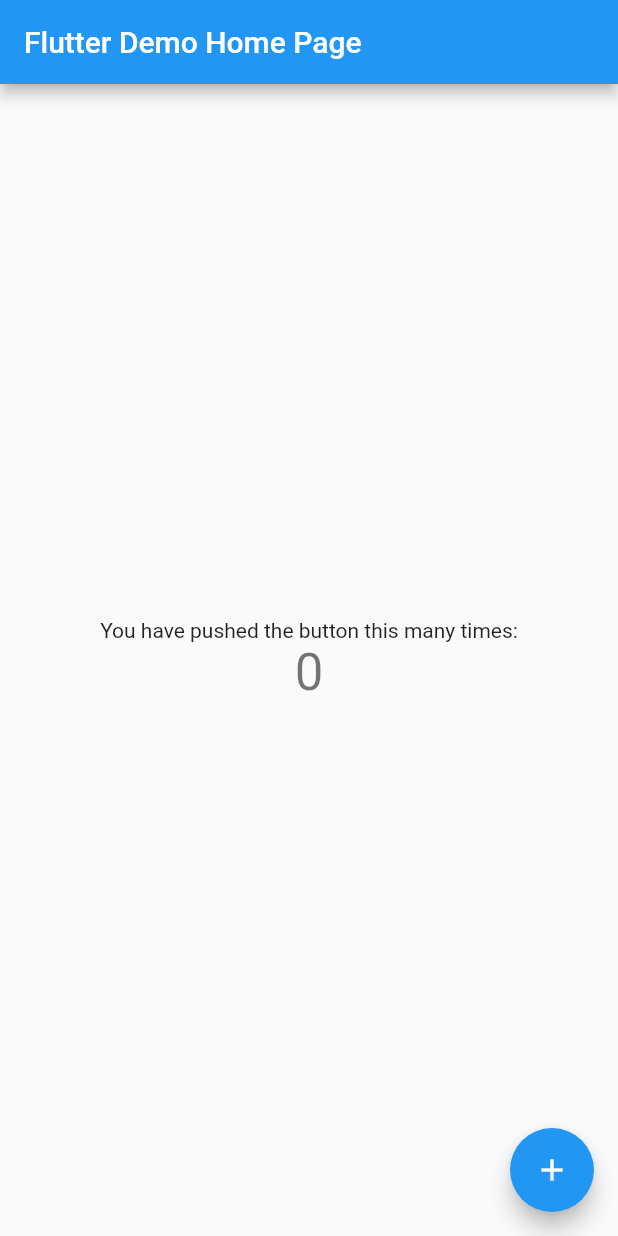
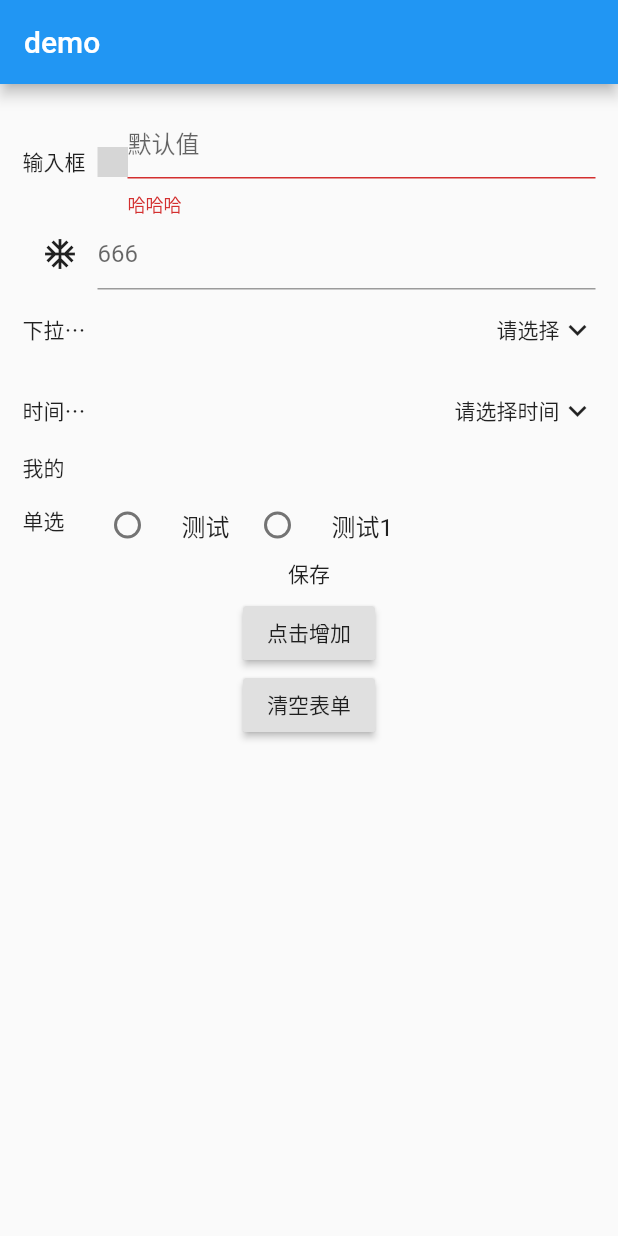
Before and after one commit to EightDoor/form, a Flutter app: the screen it shows after launch, on a phone screen of 412 x 824 dp. Run offline on Flutter 3.47's test engine with Material 2 defaults, Android fonts, the phone set to English and light mode, and no system bars; our stand-ins replace flutter_easyloading, flutter_svg, logger; missing offline and left inert: flustars, flutter_pickers; grey boxes are pictures that could not be loaded.

Commit message:
feat: demo

```diff
--- a/example/lib/main.dart
+++ b/example/lib/main.dart
@@ -1,113 +1,147 @@
 import 'package:flutter/material.dart';
+import 'package:zkform/form.dart';
 
 void main() {
   runApp(MyApp());
 }
 
 class MyApp extends StatelessWidget {
-  // This widget is the root of your application.
   @override
   Widget build(BuildContext context) {
     return MaterialApp(
-      title: 'Flutter Demo',
+      title: 'form Demo',
       theme: ThemeData(
-        // This is the theme of your application.
-        //
-        // Try running your application with "flutter run". You'll see the
-        // application has a blue toolbar. Then, without quitting the app, try
-        // changing the primarySwatch below to Colors.green and then invoke
-        // "hot reload" (press "r" in the console where you ran "flutter run",
-        // or simply save your changes to "hot reload" in a Flutter IDE).
-        // Notice that the counter didn't reset back to zero; the application
-        // is not restarted.
         primarySwatch: Colors.blue,
       ),
-      home: MyHomePage(title: 'Flutter Demo Home Page'),
+      home: MyHomePage(),
     );
   }
 }
 
 class MyHomePage extends StatefulWidget {
-  MyHomePage({Key? key, required this.title}) : super(key: key);
-
-  // This widget is the home page of your application. It is stateful, meaning
-  // that it has a State object (defined below) that contains fields that affect
-  // how it looks.
-
-  // This class is the configuration for the state. It holds the values (in this
-  // case the title) provided by the parent (in this case the App widget) and
-  // used by the build method of the State. Fields in a Widget subclass are
-  // always marked "final".
-
-  final String title;
-
   @override
   _MyHomePageState createState() => _MyHomePageState();
 }
 
 class _MyHomePageState extends State<MyHomePage> {
-  int _counter = 0;
-
-  void _incrementCounter() {
-    setState(() {
-      // This call to setState tells the Flutter framework that something has
-      // changed in this State, which causes it to rerun the build method below
-      // so that the display can reflect the updated values. If we changed
-      // _counter without calling setState(), then the build method would not be
-      // called again, and so nothing would appear to happen.
-      _counter++;
-    });
-  }
-
+  List<Map<String, dynamic>> list = [
+    {
+      "type": "input",
+      "properties": {
+        "placeHolder": "默认值",
+        "prefix": TextCom("输入框"),
+        "name": "title",
+        "required": "0",
+        "requiredMsg": "哈哈哈",
+      }
+    },
+    {
+      "type": "input",
+      "properties": {
+        "placeHolder": "666",
+        "prefix": Icon(Icons.ac_unit),
+        "name": "title",
+      }
+    },
+    {
+      "type": "select",
+      "properties": {
+        "placeHolder": "请选择",
+        "prefix": TextCom("下拉选择框"),
+        "name": "xuanze",
+        "list": [
+          {
+            "value": "2",
+            "label": "测试",
+          },
+          {
+            "value": "1",
+            "label": "测试1",
+          },
+        ]
+      }
+    },
+    {
+      "type": "time",
+      "properties": {
+        "placeHolder": "请选择时间",
+        "prefix": TextCom("时间选择"),
+        "name": "timeTest",
+      }
+    },
+    {
+      "type": "custom",
+      "properties": {
+        "component": Text("我的"),
+        "name": "custom",
+      },
+    },
+    {
+      "type": "radio",
+      "properties": {
+        "prefix": TextCom("单选"),
+        "name": "selectRadio",
+        "list": [
+          {
+            "value": "2",
+            "label": "测试",
+            "width": 100.0,
+          },
+          {
+            "value": "1",
+            "label": "测试1",
+          },
+        ]
+      }
+    },
+  ];
   @override
   Widget build(BuildContext context) {
-    // This method is rerun every time setState is called, for instance as done
-    // by the _incrementCounter method above.
-    //
-    // The Flutter framework has been optimized to make rerunning build methods
-    // fast, so that you can just rebuild anything that needs updating rather
-    // than having to individually change instances of widgets.
     return Scaffold(
       appBar: AppBar(
-        // Here we take the value from the MyHomePage object that was created by
-        // the App.build method, and use it to set our appbar title.
-        title: Text(widget.title),
+        title: Text("demo"),
       ),
-      body: Center(
-        // Center is a layout widget. It takes a single child and positions it
-        // in the middle of the parent.
-        child: Column(
-          // Column is also a layout widget. It takes a list of children and
-          // arranges them vertically. By default, it sizes itself to fit its
-          // children horizontally, and tries to be as tall as its parent.
-          //
-          // Invoke "debug painting" (press "p" in the console, choose the
-          // "Toggle Debug Paint" action from the Flutter Inspector in Android
-          // Studio, or the "Toggle Debug Paint" command in Visual Studio Code)
-          // to see the wireframe for each widget.
-          //
-          // Column has various properties to control how it sizes itself and
-          // how it positions its children. Here we use mainAxisAlignment to
-          // center the children vertically; the main axis here is the vertical
-          // axis because Columns are vertical (the cross axis would be
-          // horizontal).
-          mainAxisAlignment: MainAxisAlignment.center,
-          children: <Widget>[
-            Text(
-              'You have pushed the button this many times:',
-            ),
-            Text(
-              '$_counter',
-              style: Theme.of(context).textTheme.headline4,
-            ),
-          ],
+      body: Padding(
+        padding: EdgeInsets.all(
+          10,
+        ),
+        child: SingleChildScrollView(
+          child: Column(
+            children: [
+              FormCom(
+                list,
+                onCallBack: (val) {
+                  Utils.log().i('form值 ${val.toList()}');
+                },
+                submit: Text("保存"),
+              ),
+              RaisedButton(
+                onPressed: () {
+                  setState(
+                    () {
+                      list.add(
+                        {
+                          "type": "input",
+                          "properties": {
+                            "placeHolder": "1111",
+                            "prefix": Text("55555"),
+                            "name": "666"
+                          }
+                        },
+                      );
+                    },
+                  );
+                },
+                child: Text("点击增加"),
+              ),
+              RaisedButton(
+                onPressed: () {},
+                child: Text("清空表单"),
+              ),
+            ],
+          ),
         ),
       ),
-      floatingActionButton: FloatingActionButton(
-        onPressed: _incrementCounter,
-        tooltip: 'Increment',
-        child: Icon(Icons.add),
-      ), // This trailing comma makes auto-formatting nicer for build methods.
     );
   }
 }
--- a/lib/Form/Form.dart
+++ b/lib/components/Form/Form.dart
@@ -1,5 +1,5 @@
 import 'package:flutter/material.dart';
-import 'package:zkform/Form/FormField.dart';
+import 'package:zkform/components/Form/FormField.dart';
 import 'package:zkform/models/Form/form.dart';
 import 'package:zkform/models/Form/input.dart';
 import 'package:zkform/tool/index.dart';
--- a/lib/Form/FormField.dart
+++ b/lib/components/Form/FormField.dart
@@ -1,7 +1,7 @@
 import 'package:flutter/material.dart';
-import 'package:zkform/Form/Radio.dart';
-import 'package:zkform/Form/Select.dart';
-import 'package:zkform/Svg.dart';
+import 'package:zkform/components/Form/Radio.dart';
+import 'package:zkform/components/Form/Select.dart';
+import 'package:zkform/components/Svg.dart';
 import 'package:zkform/models/Form/form.dart';
 import 'package:zkform/models/Form/input.dart';
 
--- a/lib/Form/Select.dart
+++ b/lib/components/Form/Select.dart
@@ -2,8 +2,8 @@ import 'package:flustars/flustars.dart';
 import 'package:flutter/material.dart';
 import 'package:flutter_pickers/time_picker/model/date_mode.dart';
 import 'package:flutter_pickers/time_picker/model/pduration.dart';
-import 'package:zkform/Form/Time.dart';
-import 'package:zkform/Tapped.dart';
+import 'package:zkform/components/Form/Time.dart';
+import 'package:zkform/components/Tapped.dart';
 import 'package:zkform/models/Form/input.dart';
 import 'package:zkform/tool/show_picker_utils.dart';
 
--- /dev/null
+++ b/lib/components/TextCom.dart
@@ -0,0 +1,20 @@
+import 'package:flutter/material.dart';
+
+/// 文本公用
+class TextCom extends StatelessWidget {
+  final String title;
+  final TextStyle? style;
+  TextCom(this.title, {this.style});
+  @override
+  Widget build(BuildContext context) {
+    return Tooltip(
+      message: title,
+      preferBelow: false,
+      child: Text(
+        title,
+        overflow: TextOverflow.ellipsis,
+        style: style,
+      ),
+    );
+  }
+}
--- a/lib/form.dart
+++ b/lib/form.dart
@@ -1,3 +1,8 @@
 library zkform;
 
+export 'package:zkform/components/Form/Form.dart';
+export 'package:zkform/components/Tapped.dart';
+export 'package:zkform/components/TextCom.dart';
 export 'package:zkform/form.dart';
+export 'package:zkform/tool/index.dart';
+export 'package:zkform/tool/show_picker_utils.dart';
--- a/lib/tool/show_picker_utils.dart
+++ b/lib/tool/show_picker_utils.dart
@@ -1,7 +1,7 @@
 import 'package:flutter/cupertino.dart';
 import 'package:flutter_pickers/pickers.dart';
 import 'package:flutter_pickers/style/picker_style.dart';
-import 'package:zkform/Form/Input.dart';
+import 'package:zkform/components/Form/Input.dart';
 
 import 'index.dart';
 
--- a/pubspec.yaml
+++ b/pubspec.yaml
@@ -2,7 +2,6 @@ name: zkform
 description: 通用表单
 version: 0.0.1
 homepage: http://www.github.com/EightDoor
-
 environment:
   sdk: ">=2.12.0 <3.0.0"
   flutter: ">=1.17.0"
```
Also changed, not shown: lib/components/Form/Input.dart (renamed from lib/Form/Input.dart), lib/components/Form/Radio.dart (renamed from lib/Form/Radio.dart), lib/components/Form/Time.dart (renamed from lib/Form/Time.dart), lib/components/Svg.dart (renamed from lib/Svg.dart), lib/components/Tapped.dart (renamed from lib/Tapped.dart).
